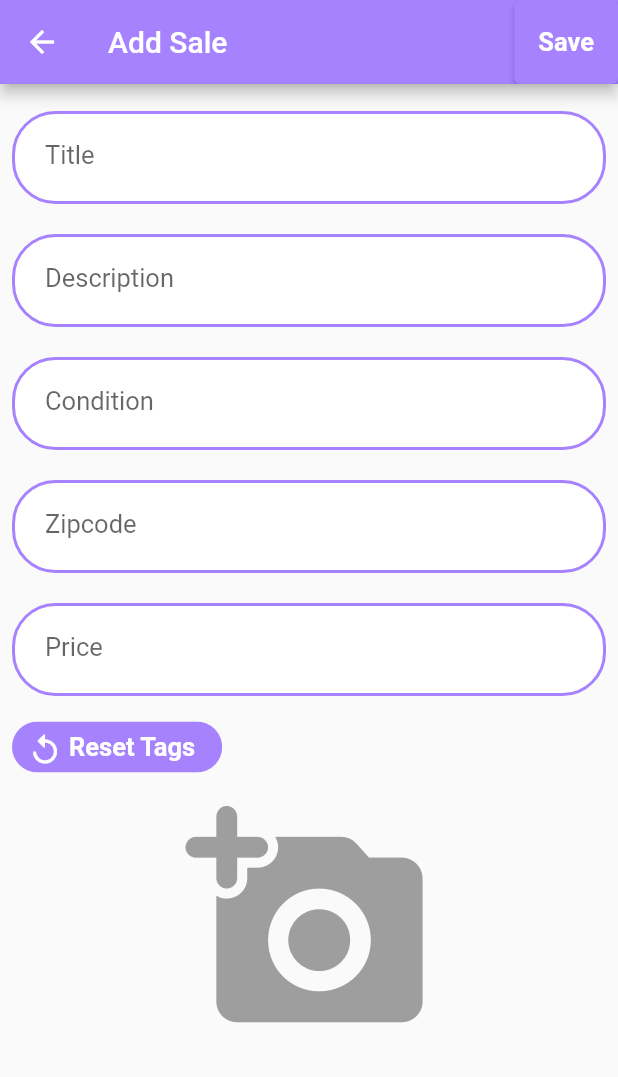
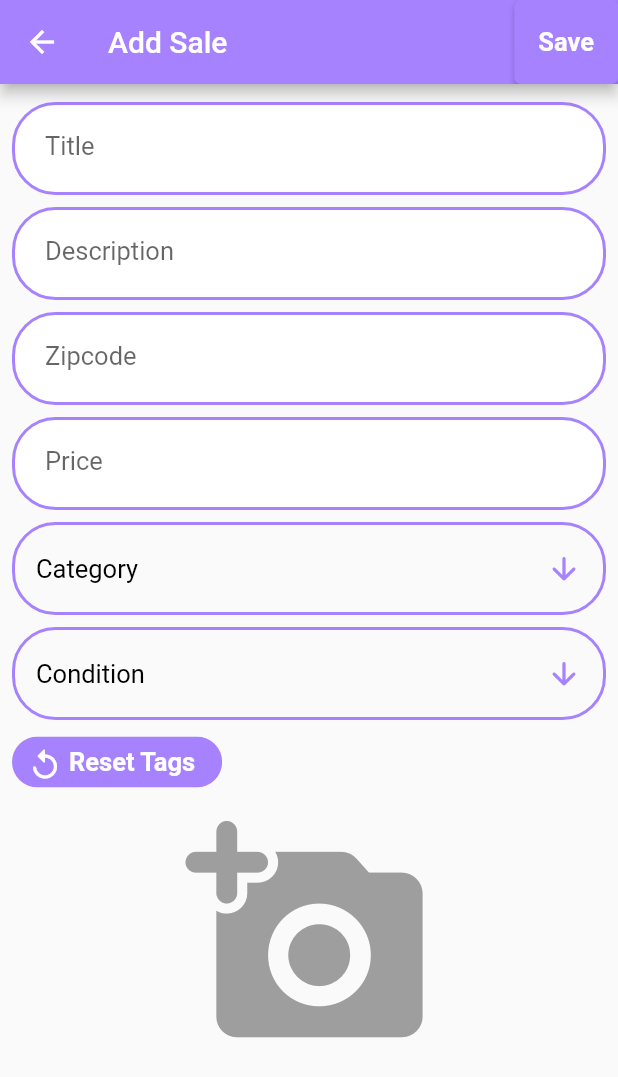
Before and after one commit to saveCraigslistTeam/craigslist, a Flutter app: the AddSaleForm screen opened directly with empty values, on a phone screen of 412 x 824 dp. Shown: the top 1077 px of the screen. Run offline on Flutter 3.47's test engine with Material 2 defaults, Android fonts, the light colour scheme and no system bars; drawn by our look-alikes of dropdown_button2; our stand-ins replace cached_network_image, flutter_login, image_picker; missing offline and left inert: amplify_api, amplify_auth_cognito, amplify_authenticator, amplify_core, amplify_datastore, amplify_flutter and 1 more.

Commit message:
add drop down menus to form

```diff
--- a/lib/views/sales/add_sale.dart
+++ b/lib/views/sales/add_sale.dart
@@ -13,7 +13,7 @@ import 'package:amplify_storage_s3/amplify_storage_s3.dart';
 import 'package:image_picker/image_picker.dart';
 // amplify configuration and models that should have been generated for you
 import '../../models/ModelProvider.dart';
-import 'package:rounded_loading_button/rounded_loading_button.dart';
+import 'widgets/drop_down_menu.dart';
 
 class AddSaleForm extends StatefulWidget {
   AddSaleForm({Key? key, required this.username}) : super(key: key);
@@ -52,8 +52,6 @@ class _AddSaleFormState extends State<AddSaleForm> {
     String zipcode = _zipcodeController.text;
     double price = double.parse(_priceController.text);
     TemporalDateTime newDate = TemporalDateTime.now();
-    final RoundedLoadingButtonController _btnController1 =
-        RoundedLoadingButtonController();
 
     // create a new Sale from the form values
     Sale newSale = Sale(
@@ -132,11 +130,6 @@ class _AddSaleFormState extends State<AddSaleForm> {
                 label: 'Description'),
             textFormField(
                 context: context,
-                controller: _conditionController,
-                keyboard: TextInputType.text,
-                label: 'Condition'),
-            textFormField(
-                context: context,
                 controller: _zipcodeController,
                 keyboard: TextInputType.number,
                 label: 'Zipcode'),
@@ -145,6 +138,8 @@ class _AddSaleFormState extends State<AddSaleForm> {
                 controller: _priceController,
                 keyboard: const TextInputType.numberWithOptions(decimal: false),
                 label: 'Price'),
+            DropDownMenu(mode: 'Category'),
+            DropDownMenu(mode: 'Condition'),
             chipList(),
             GestureDetector(
                 child: imageDisplay(imageFile: imageFile),
@@ -302,7 +297,7 @@ class textFormField extends StatelessWidget {
   @override
   Widget build(BuildContext context) {
     return Container(
-      margin: EdgeInsets.symmetric(vertical: 10),
+      margin: EdgeInsets.symmetric(vertical: 4),
       padding: EdgeInsets.symmetric(horizontal: 20, vertical: 5),
       decoration: BoxDecoration(
         border: Border.all(
--- a/lib/views/sales/sale_detail.dart
+++ b/lib/views/sales/sale_detail.dart
@@ -23,7 +23,6 @@ class SaleDetailView extends StatefulWidget {
 }
 
 class _SaleDetailViewState extends State<SaleDetailView> {
-
   @override
   void initState() {
     super.initState();
@@ -63,10 +62,10 @@ class _SaleDetailViewState extends State<SaleDetailView> {
                   padding: const EdgeInsets.all(12),
                   child: Text('Condition: ${widget.sale.condition}'),
                 ),
-                // Padding(
-                //   padding: const EdgeInsets.all(12),
-                //   child: Text('Posted: ${convertDate(widget.sale.updatedAt)}'),
-                // ),
+                Padding(
+                  padding: const EdgeInsets.all(12),
+                  child: Text('Posted: ${convertDate(widget.sale)}'),
+                ),
                 ElevatedButton.icon(
                     onPressed: () {
                       Navigator.pushNamed(context, '/msgDetail', arguments: [
--- /dev/null
+++ b/lib/views/sales/widgets/drop_down_menu.dart
@@ -0,0 +1,144 @@
+import 'package:dropdown_button2/dropdown_button2.dart';
+import 'package:flutter/material.dart';
+
+class DropDownMenu extends StatefulWidget {
+  const DropDownMenu({Key? key, required this.mode}) : super(key: key);
+  final String mode;
+
+  @override
+  State<DropDownMenu> createState() => _DropDownMenuState();
+}
+
+class _DropDownMenuState extends State<DropDownMenu> {
+  List<String> items = [];
+  String? selectedValue;
+  List<String> conditions = ['Excellent', 'Good', 'Fair', 'Poor'];
+  List<String> categories = [
+    'antiques',
+    'appliances',
+    'arts+crafts',
+    'auto parts',
+    'aviation',
+    'baby+kid',
+    'barter',
+    'beauty & health',
+    'bike parts',
+    'bikes',
+    'boat parts',
+    'boats',
+    'books',
+    'business',
+    'cars & trucks',
+    'cds/dvd/vhs',
+    'cell phones',
+    'clothes+acc',
+    'collectibles',
+    'computer parts',
+    'computers',
+    'electronics',
+    'farm+garden',
+    'free',
+    'furniture',
+    'garage sale',
+    'general',
+    'heavy equip',
+    'household',
+    'jewelry',
+    'materials',
+    'motorcycle parts',
+    'motorcycles',
+    'musical instruments',
+    'photo+video',
+    'rvs & camp',
+    'sporting',
+    'tickets',
+    'tools',
+    'toys+games',
+    'trailers',
+    'video gaming',
+    'wheels+tires'
+  ];
+  @override
+  void initState() {
+    widget.mode == 'Category'
+        ? setState(() {
+            items = categories;
+          })
+        : setState(() {
+            items = conditions;
+          });
+    super.initState();
+  }
+
+  @override
+  Widget build(BuildContext context) {
+    return Container(
+      padding: EdgeInsets.symmetric(vertical: 4),
+      child: DropdownButtonHideUnderline(
+        child: DropdownButton2(
+          isExpanded: true,
+          hint: Row(
+            children: [
+              Expanded(
+                child: Text(
+                  widget.mode,
+                  style: const TextStyle(
+                    fontSize: 17,
+                    color: Colors.black,
+                  ),
+                  overflow: TextOverflow.ellipsis,
+                ),
+              ),
+            ],
+          ),
+          items: items
+              .map((item) => DropdownMenuItem<String>(
+                    value: item,
+                    child: Text(
+                      item,
+                      style: const TextStyle(
+                        fontSize: 17,
+                        color: Colors.black,
+                      ),
+                      overflow: TextOverflow.ellipsis,
+                    ),
+                  ))
+              .toList(),
+          value: selectedValue,
+          onChanged: (value) {
+            setState(() {
+              selectedValue = value as String;
+            });
+          },
+          icon: const Icon(
+            Icons.arrow_downward_rounded,
+          ),
+          iconSize: 24,
+          iconEnabledColor: Color(0xffA682FF),
+          buttonHeight: 62,
+          buttonWidth: 160,
+          buttonPadding: const EdgeInsets.only(left: 14, right: 14),
+          buttonDecoration: BoxDecoration(
+            borderRadius: BorderRadius.circular(29),
+            border: Border.all(color: Color(0xffA682FF), width: 2),
+          ),
+          buttonElevation: 0,
+          itemHeight: 40,
+          itemPadding: const EdgeInsets.only(left: 14, right: 14),
+          dropdownMaxHeight: MediaQuery.of(context).size.height * 0.8,
+          dropdownWidth: MediaQuery.of(context).size.width * 0.8,
+          dropdownPadding: const EdgeInsets.only(left: 8),
+          dropdownDecoration: BoxDecoration(
+            borderRadius: BorderRadius.circular(29),
+            color: Colors.white,
+          ),
+          dropdownElevation: 8,
+          scrollbarRadius: const Radius.circular(40),
+          scrollbarThickness: 6,
+          scrollbarAlwaysShow: true,
+          offset: const Offset(-20, 0),
+        ),
+      ),
+    );
+  }
+}
--- a/pubspec.yaml
+++ b/pubspec.yaml
@@ -26,7 +26,8 @@ dependencies:
   flutter_login: ^3.2.0
   amplify_authenticator: ^0.1.0
   cached_network_image: ^3.2.0
-  rounded_loading_button: ^2.0.8
+  dropdown_button2: ^1.4.0
+
 
 dev_dependencies:
   # For testing widgets
```
Also changed, not shown: pubspec.lock.
